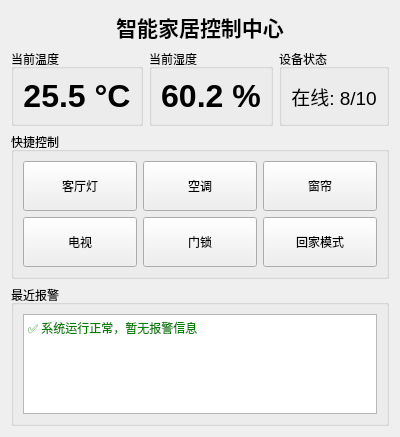
pot-oie/SmartHome, file ui/homewidget.ui: the form before one commit.
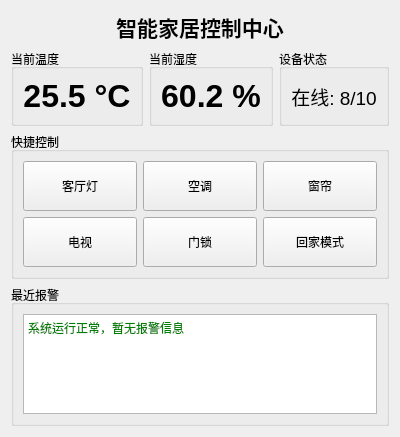
The form after the commit.

Patch:
```diff
--- a/ui/homewidget.ui
+++ b/ui/homewidget.ui
@@ -107,7 +107,7 @@
        <widget class="QTextEdit" name="textEdit_alarmLog">
         <property name="maximumSize"><size><width>16777215</width><height>100</height></size></property>
         <property name="readOnly"><bool>true</bool></property>
-        <property name="html"><string>&lt;!DOCTYPE HTML&gt;&lt;html&gt;&lt;body&gt;&lt;p style="color:green;"&gt;✅ 系统运行正常，暂无报警信息&lt;/p&gt;&lt;/body&gt;&lt;/html&gt;</string></property>
+        <property name="html"><string>&lt;!DOCTYPE HTML&gt;&lt;html&gt;&lt;body&gt;&lt;p style="color:green;"&gt;系统运行正常，暂无报警信息&lt;/p&gt;&lt;/body&gt;&lt;/html&gt;</string></property>
        </widget>
       </item>
      </layout>
```
